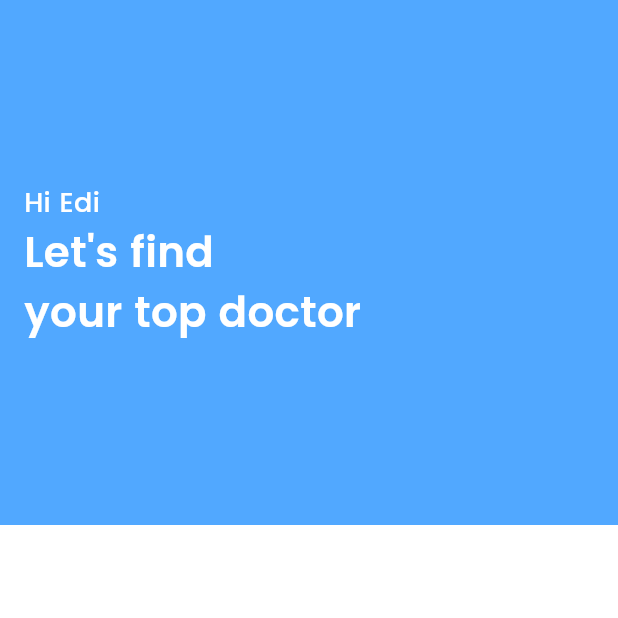
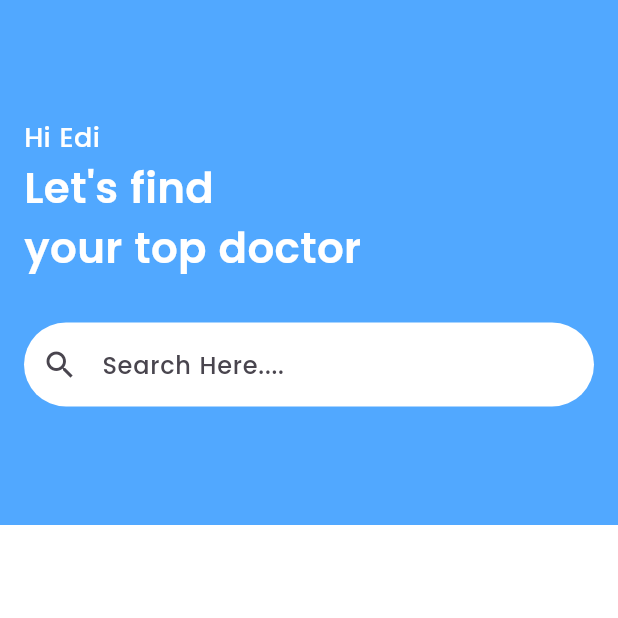
Before and after one commit to siraajul/docseek, a Flutter app: the screen it shows after launch, on a phone screen of 412 x 824 dp, the top half of it. Run offline on Flutter 3.47's test engine with Material 3 defaults, Android fonts, the phone set to English and light mode, and no system bars.

Commit message:
Add: -> TextField(SearchBar) With Hint Text

```diff
--- a/lib/home.dart
+++ b/lib/home.dart
@@ -27,6 +27,21 @@ class HomePage extends StatelessWidget {
                   fontSize: 28,
                   fontWeight: FontWeight.w600),
             ),
+            SizedBox(
+              height: 30,
+            ),
+            //------------------------SearchBar---------------------------------
+            TextField(
+              decoration: InputDecoration(
+                  filled: true,
+                  fillColor: Colors.white,
+                  hintText: 'Search Here....',
+                  hintStyle: TextStyle(fontWeight: FontWeight.w400),
+                  prefixIcon: Icon(Icons.search),
+                  border: OutlineInputBorder(
+                      borderSide: BorderSide.none,
+                      borderRadius: BorderRadius.all(Radius.circular(50)))),
+            )
           ],
         ),
       ),
```
